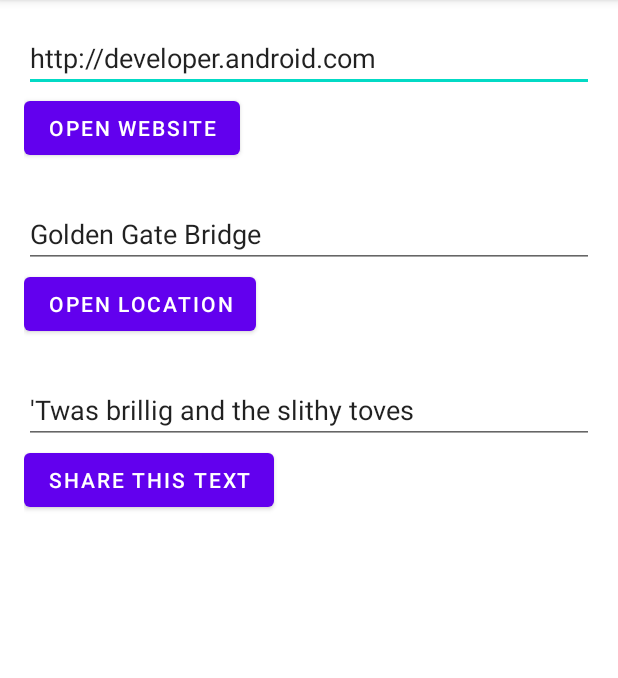
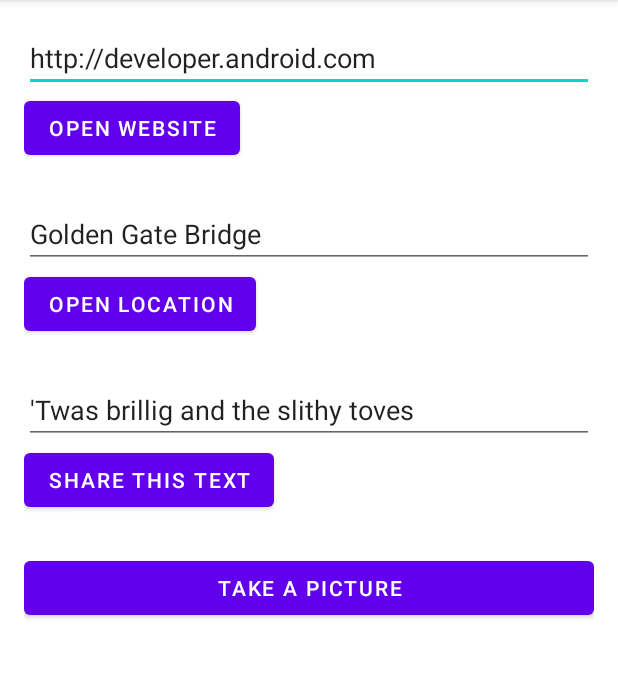
Before and after one commit to ArionTheWanderer/andersen-hw-google-codelabs, an Android app: the screen it shows after launch (MainActivity), after a tap on "OPEN WEBSITE", on a phone screen of 412 x 824 dp, the part 84-762 px from its top. Run offline under Robolectric (Android 15) with nearby library versions, the phone set to English and light mode, and no system bars.

Commit message:
ImplicitIntents HW

```diff
--- a/ImplicitIntents/app/src/main/AndroidManifest.xml
+++ b/ImplicitIntents/app/src/main/AndroidManifest.xml
@@ -10,6 +10,9 @@
         <intent>
             <action android:name="android.intent.action.VIEW" />
             <data android:scheme="geo" />
+        </intent>
+        <intent>
+            <action android:name="android.media.action.IMAGE_CAPTURE" />
         </intent>
     </queries>
 
--- a/ImplicitIntents/app/src/main/java/com/example/implicitintents/MainActivity.kt
+++ b/ImplicitIntents/app/src/main/java/com/example/implicitintents/MainActivity.kt
@@ -5,6 +5,7 @@ import androidx.appcompat.app.AppCompatActivity
 import android.os.Bundle
 import android.widget.EditText
 import android.content.Intent
+import android.provider.MediaStore
 import android.util.Log
 import android.widget.Button
 import androidx.core.app.ShareCompat
@@ -30,7 +31,7 @@ class MainActivity : AppCompatActivity() {
             if (intent.resolveActivity(packageManager) != null) {
                 startActivity(intent)
             } else {
-                Log.d("ImplicitIntents", "Can't handle this!")
+                Log.d("ImplicitIntents", "Can't handle this intent!")
             }
         }
 
@@ -54,5 +55,14 @@ class MainActivity : AppCompatActivity() {
                 .setText(txt)
                 .startChooser()
         }
+
+        findViewById<Button>(R.id.take_picture_button).setOnClickListener {
+            val intent = Intent(MediaStore.ACTION_IMAGE_CAPTURE)
+            if (intent.resolveActivity(packageManager) != null) {
+                startActivity(intent);
+            } else {
+                Log.d("ImplicitIntents", "Can't handle this intent!");
+            }
+        }
     }
 }
--- a/ImplicitIntents/app/src/main/res/layout/activity_main.xml
+++ b/ImplicitIntents/app/src/main/res/layout/activity_main.xml
@@ -11,7 +11,8 @@
         android:id="@+id/website_edittext"
         android:layout_width="match_parent"
         android:layout_height="wrap_content"
-        android:text="@string/edittext_uri" />
+        android:text="@string/edittext_uri"
+        tools:ignore="TouchTargetSizeCheck" />
 
     <Button
         android:id="@+id/open_website_button"
@@ -24,7 +25,8 @@
         android:id="@+id/location_edittext"
         android:layout_width="match_parent"
         android:layout_height="wrap_content"
-        android:text="@string/edittext_loc" />
+        android:text="@string/edittext_loc"
+        tools:ignore="TouchTargetSizeCheck" />
 
     <Button
         android:id="@+id/open_location_button"
@@ -37,7 +39,8 @@
         android:id="@+id/share_edittext"
         android:layout_width="match_parent"
         android:layout_height="wrap_content"
-        android:text="@string/edittext_share" />
+        android:text="@string/edittext_share"
+        tools:ignore="TouchTargetSizeCheck" />
 
     <Button
         android:id="@+id/share_text_button"
@@ -46,4 +49,10 @@
         android:layout_marginBottom="24dp"
         android:text="@string/button_share" />
 
+    <Button
+        android:id="@+id/take_picture_button"
+        android:layout_width="match_parent"
+        android:layout_height="wrap_content"
+        android:text="@string/button_photo" />
+
 </LinearLayout>
--- a/ImplicitIntents/app/src/main/res/values/strings.xml
+++ b/ImplicitIntents/app/src/main/res/values/strings.xml
@@ -10,4 +10,5 @@
     <string name="edittext_share">\'Twas brillig and the slithy toves</string>
     <string name="button_share">Share This Text</string>
     <string name="share_text_with">"Share this text with: "</string>
+    <string name="button_photo">Take a picture</string>
 </resources>
```
